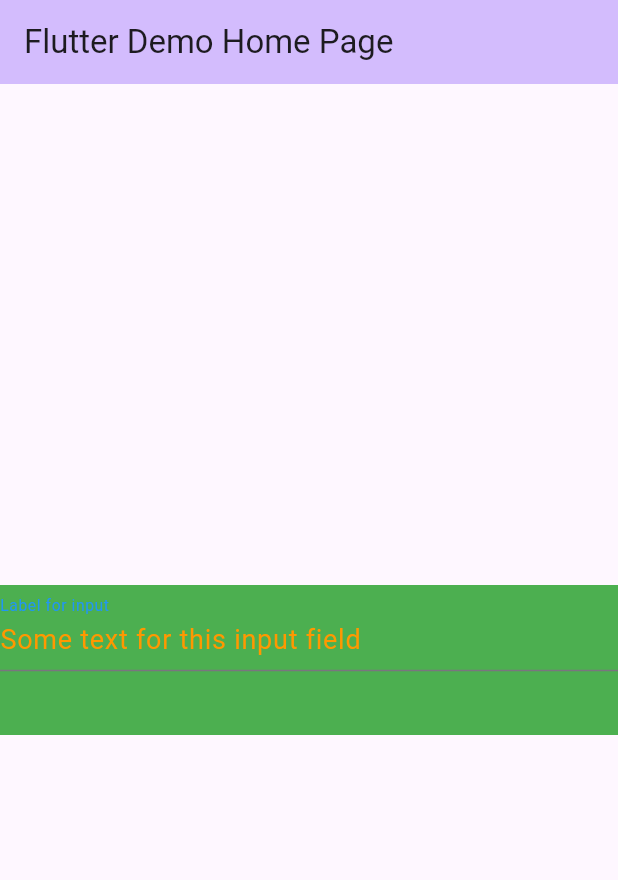
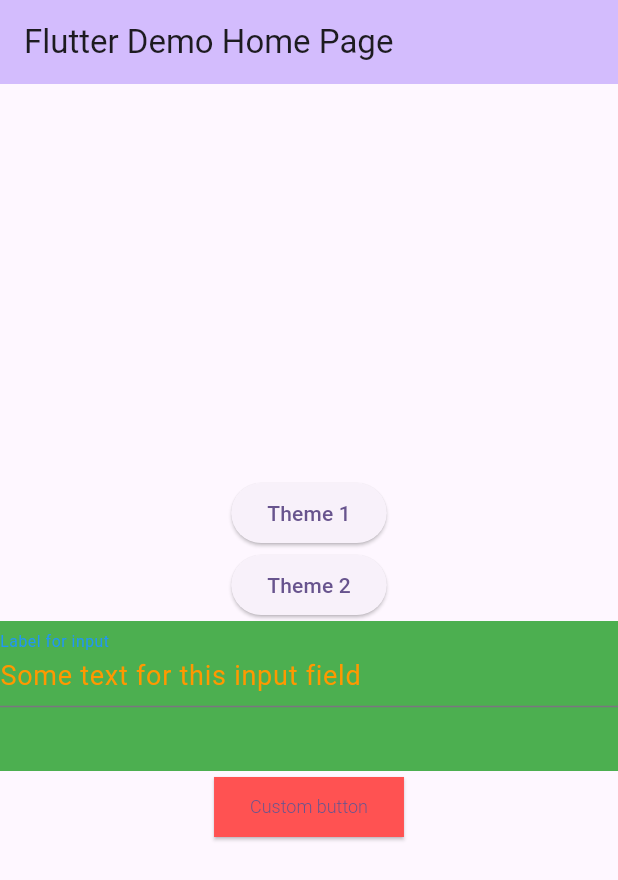
Before and after one commit to vitting/flutter_custom_theme_extension, a Flutter app: the screen it shows after launch, on a phone screen of 412 x 824 dp. Shown: the top 880 px of the screen. Run offline on Flutter 3.47's test engine with Material 3 defaults, Android fonts, the phone set to English and light mode, and no system bars; our stand-ins replace flutter_bloc.

Commit message:
add more examples

```diff
--- /dev/null
+++ b/lib/bloc/cubit/some_cubit.dart
@@ -0,0 +1,13 @@
+import 'package:flutter_bloc/flutter_bloc.dart';
+
+class SomeCubit extends Cubit<bool> {
+  SomeCubit() : super(false);
+
+  void setToTrue() {
+    emit(true);
+  }
+
+  void setToFalse() {
+    emit(false);
+  }
+}
--- a/lib/main.dart
+++ b/lib/main.dart
@@ -1,6 +1,10 @@
+import 'package:custom_theme/bloc/cubit/some_cubit.dart';
+import 'package:custom_theme/my_button_theme.dart';
+import 'package:custom_theme/my_custom_button.dart';
 import 'package:custom_theme/my_custom_input.dart';
 import 'package:custom_theme/my_theme.dart';
 import 'package:flutter/material.dart';
+import 'package:flutter_bloc/flutter_bloc.dart';
 
 void main() {
   runApp(const MyApp());
@@ -12,21 +16,47 @@ class MyApp extends StatelessWidget {
   // This widget is the root of your application.
   @override
   Widget build(BuildContext context) {
+    return BlocProvider(
+      create: (context) => SomeCubit(),
+      child: Builder(
+        builder: (context) {
+          return BlocBuilder<SomeCubit, bool>(
+            builder: (context, state) {
               return MaterialApp(
                 title: 'Flutter Demo',
                 theme: ThemeData(
                   extensions: [
                     MyCustomInputTheme(
-            backgroundColor: Colors.green,
-            labelColor: Colors.blue,
-            inputTextColor: Colors.orange,
-            inputFontSize: 18,
-            labelFontSize: 14,
+                      backgroundColor: state ? Colors.yellow : Colors.green,
+                      labelColor: state ? Colors.greenAccent : Colors.blue,
+                      inputTextColor: state ? Colors.pinkAccent : Colors.orange,
+                      inputFontSize: state ? 22 : 18,
+                      labelFontSize: state ? 18 : 14,
+                    ),
+                    MyCustomButtonTheme(
+                      backgroundColor: state ? Colors.amber : Colors.redAccent,
+                      textStyle:
+                          state
+                              ? TextStyle(
+                                fontSize: 18,
+                                fontWeight: FontWeight.w500,
+                              )
+                              : TextStyle(
+                                fontSize: 12,
+                                fontWeight: FontWeight.w300,
+                              ),
                     ),
                   ],
-        colorScheme: ColorScheme.fromSeed(seedColor: Colors.deepPurple),
+                  colorScheme: ColorScheme.fromSeed(
+                    seedColor: Colors.deepPurple,
+                  ),
                 ),
                 home: const MyHomePage(title: 'Flutter Demo Home Page'),
+              );
+            },
+          );
+        },
+      ),
     );
   }
 }
@@ -50,7 +80,22 @@ class _MyHomePageState extends State<MyHomePage> {
       body: Center(
         child: Column(
           mainAxisAlignment: MainAxisAlignment.center,
-          children: <Widget>[MyCustomWidget()],
+          children: <Widget>[
+            ElevatedButton(
+              onPressed: () {
+                context.read<SomeCubit>().setToTrue();
+              },
+              child: Text('Theme 1'),
+            ),
+            ElevatedButton(
+              onPressed: () {
+                context.read<SomeCubit>().setToFalse();
+              },
+              child: Text('Theme 2'),
+            ),
+            MyCustomWidget(),
+            MyCustomButton(),
+          ],
         ),
       ),
     );
--- /dev/null
+++ b/lib/my_button_theme.dart
@@ -0,0 +1,37 @@
+import 'package:flutter/material.dart';
+
+@immutable
+class MyCustomButtonTheme extends ThemeExtension<MyCustomButtonTheme> {
+  final TextStyle? textStyle;
+  final Color? backgroundColor;
+
+  const MyCustomButtonTheme({
+    required this.textStyle,
+    required this.backgroundColor,
+  });
+
+  @override
+  ThemeExtension<MyCustomButtonTheme> copyWith({
+    TextStyle? textStyle,
+    Color? backgroundColor,
+  }) {
+    return MyCustomButtonTheme(
+      textStyle: textStyle ?? this.textStyle,
+      backgroundColor: backgroundColor ?? this.backgroundColor,
+    );
+  }
+
+  @override
+  ThemeExtension<MyCustomButtonTheme> lerp(
+    covariant ThemeExtension<MyCustomButtonTheme>? other,
+    double t,
+  ) {
+    if (other is! MyCustomButtonTheme) {
+      return this;
+    }
+    return MyCustomButtonTheme(
+      textStyle: TextStyle.lerp(textStyle, other.textStyle, t),
+      backgroundColor: Color.lerp(backgroundColor, other.backgroundColor, t),
+    );
+  }
+}
--- /dev/null
+++ b/lib/my_custom_button.dart
@@ -0,0 +1,21 @@
+import 'package:custom_theme/my_button_theme.dart';
+import 'package:flutter/material.dart';
+
+class MyCustomButton extends StatelessWidget {
+  const MyCustomButton({super.key});
+
+  @override
+  Widget build(BuildContext context) {
+    final MyCustomButtonTheme myCustomButtonTheme =
+        Theme.of(context).extension<MyCustomButtonTheme>()!;
+    return ElevatedButton(
+      onPressed: () {},
+      style: ElevatedButton.styleFrom(
+        shape: BeveledRectangleBorder(),
+        backgroundColor: myCustomButtonTheme.backgroundColor,
+        textStyle: myCustomButtonTheme.textStyle,
+      ),
+      child: const Text('Custom button'),
+    );
+  }
+}
--- a/lib/my_theme.dart
+++ b/lib/my_theme.dart
@@ -42,8 +42,8 @@ class MyCustomInputTheme extends ThemeExtension<MyCustomInputTheme> {
       backgroundColor: Color.lerp(backgroundColor, other.backgroundColor, t),
       labelColor: Color.lerp(labelColor, other.labelColor, t),
       inputTextColor: Color.lerp(inputTextColor, other.inputTextColor, t),
-      inputFontSize: null,
-      labelFontSize: null,
+      inputFontSize: inputFontSize,
+      labelFontSize: labelFontSize,
     );
   }
 
```
Also changed, not shown: pubspec.yaml (+4 -11 lines), pubspec.lock. Lines whose indentation alone changed are shown as unchanged.
